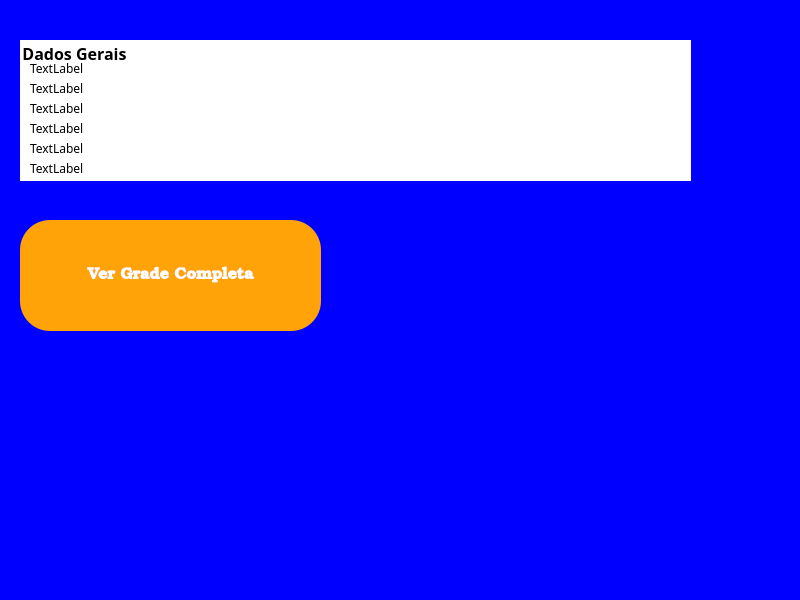
First picture: the form in src-v1/PetroPlanner/telainicial.ui, repository ldsc/ProjetoEngenharia-SimuladorDePlanejamentoDasAtividadesDoEstudanteEngenharia, before the edit.
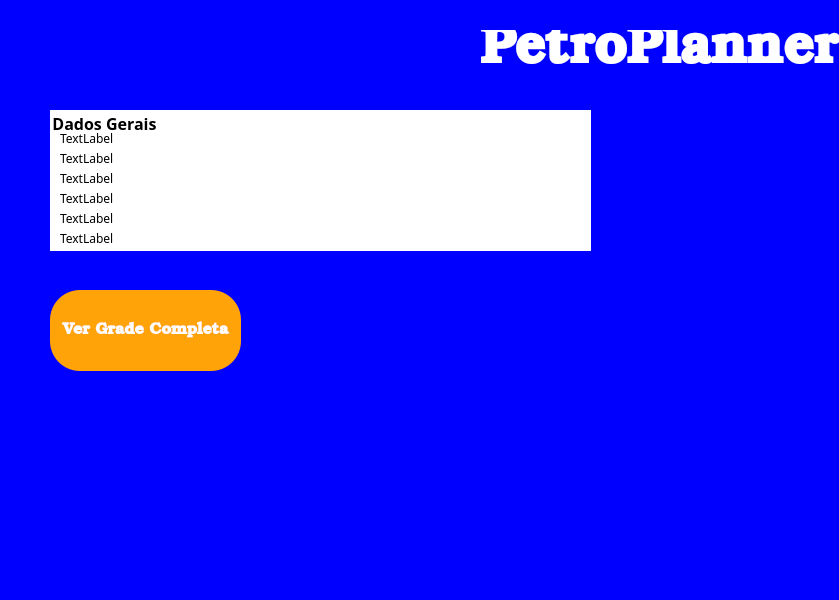
Second picture: the form after the edit.

```diff
--- a/src-v1/PetroPlanner/telainicial.ui
+++ b/src-v1/PetroPlanner/telainicial.ui
@@ -6,7 +6,7 @@
    <rect>
     <x>0</x>
     <y>0</y>
-    <width>800</width>
+    <width>839</width>
     <height>600</height>
    </rect>
   </property>
@@ -32,10 +32,10 @@
    <widget class="QPushButton" name="botaoVerGradeCompleta">
     <property name="geometry">
      <rect>
-      <x>20</x>
-      <y>220</y>
-      <width>301</width>
-      <height>111</height>
+      <x>50</x>
+      <y>290</y>
+      <width>191</width>
+      <height>81</height>
      </rect>
     </property>
     <property name="font">
@@ -58,9 +58,9 @@
    <widget class="QGroupBox" name="groupBoxInfoAluno">
     <property name="geometry">
      <rect>
-      <x>20</x>
-      <y>40</y>
-      <width>671</width>
+      <x>50</x>
+      <y>110</y>
+      <width>541</width>
       <height>141</height>
      </rect>
     </property>
@@ -202,6 +202,29 @@
      </property>
     </widget>
    </widget>
+   <widget class="QLabel" name="label">
+    <property name="geometry">
+     <rect>
+      <x>480</x>
+      <y>30</y>
+      <width>421</width>
+      <height>41</height>
+     </rect>
+    </property>
+    <property name="font">
+     <font>
+      <family>Bookman Old Style</family>
+      <pointsize>40</pointsize>
+      <bold>true</bold>
+     </font>
+    </property>
+    <property name="styleSheet">
+     <string notr="true">color:white</string>
+    </property>
+    <property name="text">
+     <string>PetroPlanner</string>
+    </property>
+   </widget>
   </widget>
   <widget class="QMenuBar" name="menubar">
    <property name="geometry">
```
Left out of the diff: 2 changed lines with no effect on the pictures.
